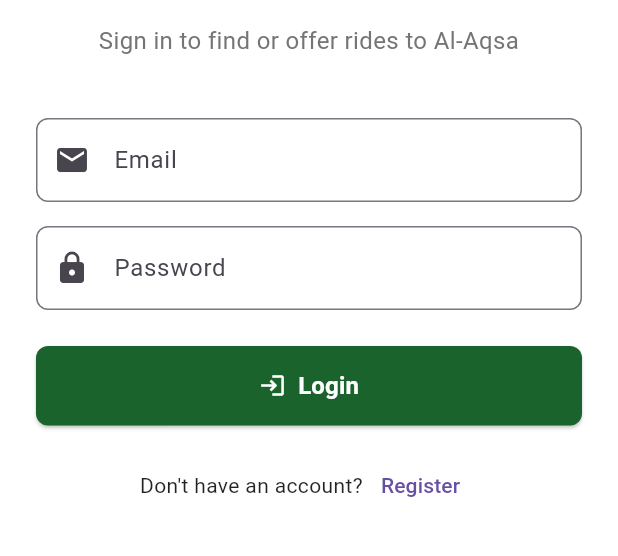
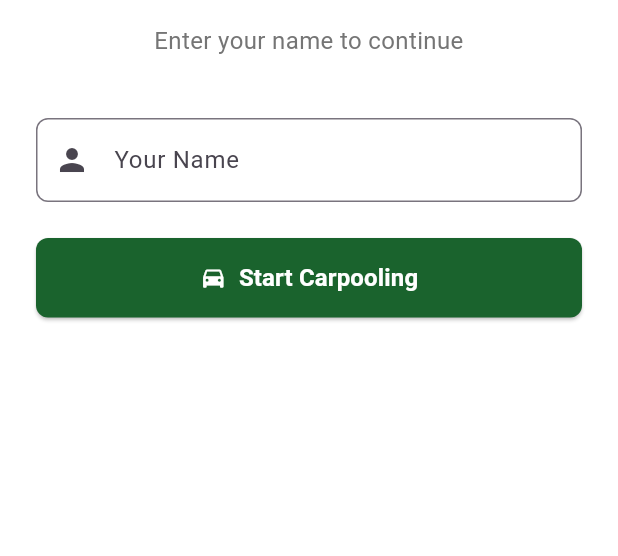
Before and after one commit to nassarmu10/aqsa_carpool, a Flutter app: the LoginScreen screen opened directly, on a phone screen of 412 x 824 dp, the part 137-693 px from its top. Run offline on Flutter 3.47's test engine with Material 3 defaults, Android fonts, the phone set to English and light mode, and no system bars; our stand-ins replace cloud_firestore, firebase_auth, firebase_core; accounts and stored records are empty.

Commit message:
Add login anonymous firebase.
Signed-off-by: Mohammad Nassar <mohammad.nassar5@gmail.com>

```diff
--- a/lib/screens/auth/login_screen.dart
+++ b/lib/screens/auth/login_screen.dart
@@ -1,6 +1,7 @@
 import 'package:flutter/material.dart';
+import '../../services/auth_service.dart';
 import '../../widgets/custom_button.dart';
-import 'register_screen.dart';
+import '../home_screen.dart';
 
 class LoginScreen extends StatefulWidget {
   @override
@@ -9,9 +10,9 @@ class LoginScreen extends StatefulWidget {
 
 class _LoginScreenState extends State<LoginScreen> {
   final _formKey = GlobalKey<FormState>();
+  final AuthService _authService = AuthService();
 
-  String _email = '';
-  String _password = '';
+  String _name = '';
   bool _isLoading = false;
   String? _errorMessage;
 
@@ -22,11 +23,29 @@ class _LoginScreenState extends State<LoginScreen> {
         _errorMessage = null;
       });
 
-      // Authentication will be implemented later
-      setState(() {
-        _isLoading = false;
-        _errorMessage = 'Authentication not implemented yet.';
-      });
+      try {
+        final user = await _authService.signInAnonymously(_name);
+
+        setState(() {
+          _isLoading = false;
+        });
+
+        if (user != null) {
+          Navigator.pushReplacement(
+            context,
+            MaterialPageRoute(builder: (context) => HomeScreen()),
+          );
+        } else {
+          setState(() {
+            _errorMessage = 'Failed to sign in. Please try again.';
+          });
+        }
+      } catch (e) {
+        setState(() {
+          _isLoading = false;
+          _errorMessage = 'Error: ${e.toString()}';
+        });
+      }
     }
   }
 
@@ -47,7 +66,7 @@ class _LoginScreenState extends State<LoginScreen> {
                 ),
                 SizedBox(height: 16),
                 Text(
-                  'Sign in to find or offer rides to Al-Aqsa',
+                  'Enter your name to continue',
                   style: TextStyle(
                     fontSize: 16,
                     color: Colors.grey[600],
@@ -61,47 +80,20 @@ class _LoginScreenState extends State<LoginScreen> {
                     children: [
                       TextFormField(
                         decoration: InputDecoration(
-                          labelText: 'Email',
-                          prefixIcon: Icon(Icons.email),
+                          labelText: 'Your Name',
+                          prefixIcon: Icon(Icons.person),
                           border: OutlineInputBorder(
                             borderRadius: BorderRadius.circular(8),
                           ),
                         ),
-                        keyboardType: TextInputType.emailAddress,
                         validator: (value) {
                           if (value == null || value.isEmpty) {
-                            return 'Please enter your email';
-                          }
-                          if (!value.contains('@') || !value.contains('.')) {
-                            return 'Please enter a valid email';
+                            return 'Please enter your name';
                           }
                           return null;
                         },
                         onChanged: (value) {
-                          _email = value;
-                        },
-                      ),
-                      SizedBox(height: 16),
-                      TextFormField(
-                        decoration: InputDecoration(
-                          labelText: 'Password',
-                          prefixIcon: Icon(Icons.lock),
-                          border: OutlineInputBorder(
-                            borderRadius: BorderRadius.circular(8),
-                          ),
-                        ),
-                        obscureText: true,
-                        validator: (value) {
-                          if (value == null || value.isEmpty) {
-                            return 'Please enter your password';
-                          }
-                          if (value.length < 6) {
-                            return 'Password must be at least 6 characters';
-                          }
-                          return null;
-                        },
-                        onChanged: (value) {
-                          _password = value;
+                          _name = value;
                         },
                       ),
                       SizedBox(height: 24),
@@ -118,28 +110,10 @@ class _LoginScreenState extends State<LoginScreen> {
                       _isLoading
                           ? CircularProgressIndicator()
                           : CustomButton(
-                              text: 'Login',
+                              text: 'Start Carpooling',
                               onPressed: _login,
-                              icon: Icons.login,
+                              icon: Icons.directions_car,
                             ),
-                      SizedBox(height: 16),
-                      Row(
-                        mainAxisAlignment: MainAxisAlignment.center,
-                        children: [
-                          Text('Don\'t have an account?'),
-                          TextButton(
-                            onPressed: () {
-                              Navigator.push(
-                                context,
-                                MaterialPageRoute(
-                                  builder: (context) => RegisterScreen(),
-                                ),
-                              );
-                            },
-                            child: Text('Register'),
-                          ),
-                        ],
-                      ),
                     ],
                   ),
                 ),
```
Also changed, not shown: lib/main.dart (+5 -7 lines), lib/screens/home_screen.dart (+76 -25 lines), lib/services/auth_service.dart (added, +53 -0 lines), 3 other files.
